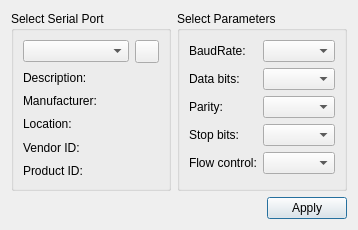
This is src/gui/SettingsDialog.ui in casch-at/ledcc as Qt 5 draws it before an edit. The edited form follows.
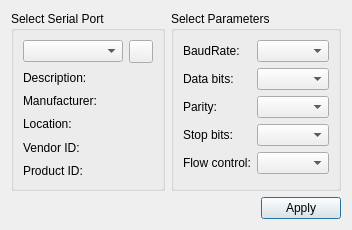
This is the edited form. Icons and pictures are not drawn.

Patch:
```diff
--- a/src/gui/SettingsDialog.ui
+++ b/src/gui/SettingsDialog.ui
@@ -6,7 +6,7 @@
    <rect>
     <x>0</x>
     <y>0</y>
-    <width>358</width>
+    <width>352</width>
     <height>230</height>
    </rect>
   </property>
```
